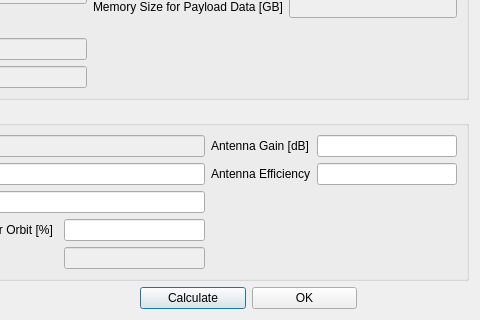
This is sta-src/SEM/DataCommGUI.ui in Dwarf-Planet-Project/SpaceDesignTool as Qt 5 draws it before an edit; both pictures show x 218 to 698 and y 292 to 612 of the 698 by 612 pixel window. The edited form follows.
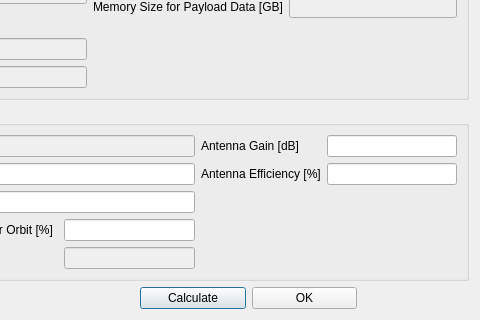
This is the edited form.

```diff
--- a/sta-src/SEM/DataCommGUI.ui
+++ b/sta-src/SEM/DataCommGUI.ui
@@ -547,7 +547,7 @@
       <item row="1" column="3">
        <widget class="QLabel" name="label_9">
         <property name="text">
-         <string>Antenna Efficiency</string>
+         <string>Antenna Efficiency [%]</string>
         </property>
        </widget>
       </item>
```
